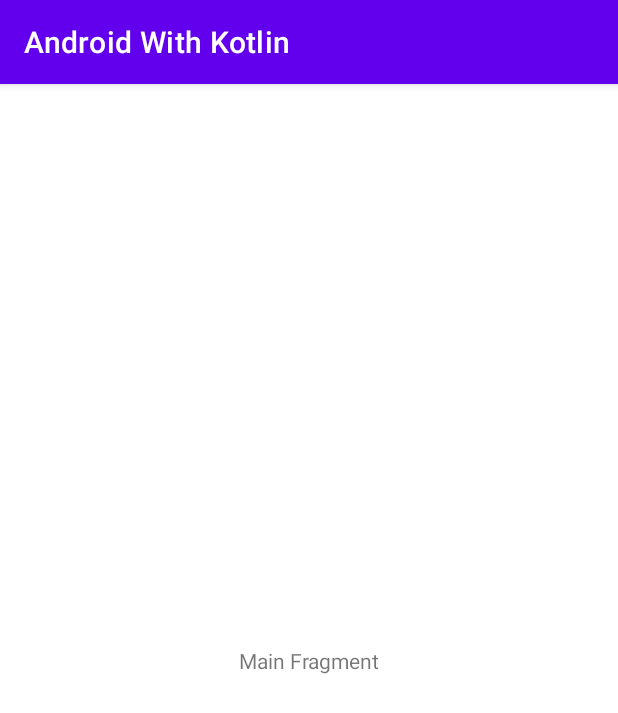
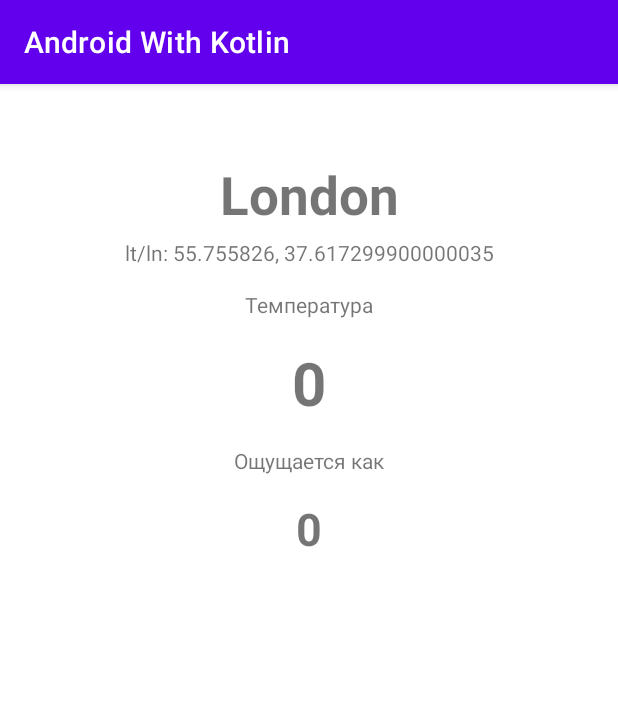
Before and after one commit to Sherlockh99/lesson2, an Android app: the screen it shows after launch (MainActivity), on a phone screen of 412 x 824 dp. Shown: the top 713 px of the screen. Run offline under Robolectric (Android 15) with nearby library versions, the phone set to English and light mode, and no system bars.

Commit message:
lesson 2.4

```diff
--- /dev/null
+++ b/app/src/main/java/com/sherlock/gb/kotlin/lesson2/model/City.kt
@@ -0,0 +1,7 @@
+package com.sherlock.gb.kotlin.lesson2.model
+
+data class City(
+    val city: String,
+    val lat: Double,
+    val lon: Double
+)
--- /dev/null
+++ b/app/src/main/java/com/sherlock/gb/kotlin/lesson2/model/Repository.kt
@@ -0,0 +1,6 @@
+package com.sherlock.gb.kotlin.lesson2.model
+
+interface Repository {
+    fun getWeatherFromServer(): Weather
+    fun getWeatherFromLocalStorage(): Weather
+}
--- /dev/null
+++ b/app/src/main/java/com/sherlock/gb/kotlin/lesson2/model/RepositoryImpl.kt
@@ -0,0 +1,11 @@
+package com.sherlock.gb.kotlin.lesson2.model
+
+class RepositoryImpl : Repository {
+
+    override fun getWeatherFromServer(): Weather {
+        return Weather()
+    }
+    override fun getWeatherFromLocalStorage(): Weather {
+        return Weather()
+    }
+}
--- /dev/null
+++ b/app/src/main/java/com/sherlock/gb/kotlin/lesson2/model/Weather.kt
@@ -0,0 +1,9 @@
+package com.sherlock.gb.kotlin.lesson2.model
+
+data class Weather(
+    val city: City = getDefaultCity(),
+    val temperature: Int = 0,
+    val feelsLike: Int = 0
+)
+
+fun getDefaultCity() = City("London", 55.755826, 37.617299900000035)
--- a/app/src/main/java/com/sherlock/gb/kotlin/lesson2/view/MainFragment.kt
+++ b/app/src/main/java/com/sherlock/gb/kotlin/lesson2/view/MainFragment.kt
@@ -8,8 +8,10 @@ import android.view.View
 import android.view.ViewGroup
 import androidx.lifecycle.Observer
 import com.google.android.material.snackbar.Snackbar
+import com.sherlock.gb.kotlin.lesson2.R
 import com.sherlock.gb.kotlin.lesson2.viewmodel.AppState
 import com.sherlock.gb.kotlin.lesson2.databinding.FragmentMainBinding
+import com.sherlock.gb.kotlin.lesson2.model.Weather
 import com.sherlock.gb.kotlin.lesson2.viewmodel.MainViewModel
 
 class MainFragment : Fragment() {
@@ -76,8 +78,10 @@ class MainFragment : Fragment() {
         val mainView = binding.mainView
         when(appState){
             is AppState.Success->{
+                val weatherData = appState.weatherData
                 loadingLayout.visibility = View.GONE
-                Snackbar.make(mainView,"Sucess", Snackbar.LENGTH_LONG).show()
+                setData(weatherData)
+                //Snackbar.make(mainView,"Sucess", Snackbar.LENGTH_LONG).show()
             }
             is AppState.Loading -> {
                 loadingLayout.visibility = View.VISIBLE
@@ -96,6 +100,16 @@ class MainFragment : Fragment() {
 
     }
 
+    private fun setData(weatherData: Weather){
+        binding.cityName.text = weatherData.city.city
+        binding.cityCoordinates.text = String.format(
+            getString(R.string.city_coordinates),
+            weatherData.city.lat.toString(),
+            weatherData.city.lon.toString()
+        )
+        binding.temperatureValue.text = weatherData.temperature.toString()
+        binding.feelsLikeValue.text = weatherData.feelsLike.toString()
+    }
     override fun onDestroyView() {
         super.onDestroyView()
         _binding = null
--- a/app/src/main/java/com/sherlock/gb/kotlin/lesson2/viewmodel/AppState.kt
+++ b/app/src/main/java/com/sherlock/gb/kotlin/lesson2/viewmodel/AppState.kt
@@ -1,7 +1,9 @@
 package com.sherlock.gb.kotlin.lesson2.viewmodel
 
+import com.sherlock.gb.kotlin.lesson2.model.Weather
+
 sealed class AppState {
-    data class Success(val weatherData: Any) : AppState()
+    data class Success(val weatherData: Weather) : AppState()
     data class Error(val error: Throwable) : AppState()
     object Loading : AppState()
 }
--- a/app/src/main/java/com/sherlock/gb/kotlin/lesson2/viewmodel/MainViewModel.kt
+++ b/app/src/main/java/com/sherlock/gb/kotlin/lesson2/viewmodel/MainViewModel.kt
@@ -3,26 +3,23 @@ package com.sherlock.gb.kotlin.lesson2.viewmodel
 import androidx.lifecycle.LiveData
 import androidx.lifecycle.MutableLiveData
 import androidx.lifecycle.ViewModel
+import com.sherlock.gb.kotlin.lesson2.model.Repository
+import com.sherlock.gb.kotlin.lesson2.model.RepositoryImpl
 import com.sherlock.gb.kotlin.lesson2.viewmodel.AppState
 import java.lang.Thread.sleep
 
 class MainViewModel(
-    private val liveDataToObserve: MutableLiveData<AppState> = MutableLiveData()) : ViewModel() {
+    private val liveDataToObserve: MutableLiveData<AppState> = MutableLiveData(),
+    private val repositoryImpl: Repository = RepositoryImpl()
+) : ViewModel() {
 
     fun getLiveData() = liveDataToObserve
+    fun getWeatherFromLocalSource() = getDataFromLocalSource()
+    fun getWeatherFromRemoteSource() = getDataFromLocalSource()
     fun getWeather() = getDataFromLocalSource()
 
-    fun getData(): LiveData<AppState> {
-        /**
-         * Добавим метод getDataFromLocalSource, который имитирует запрос к БД
-         * или ещё какому-то источнику данных в приложении.
-         */
-        getDataFromLocalSource()
-        return liveDataToObserve
-    }
-
     private fun getDataFromLocalSource() {
-        //liveDataToObserve.value = AppState.Loading
+        liveDataToObserve.value = AppState.Loading
         /**
          * Запрос осуществляется асинхронно в отдельном потоке. Как только
          * поток «просыпается», передаём в нашу LiveData какие-то данные через метод postValue.
@@ -30,7 +27,8 @@ class MainViewModel(
          */
         Thread {
             sleep(2000)
-            liveDataToObserve.postValue(AppState.Success(Any()))
+            liveDataToObserve.postValue(
+                AppState.Success(repositoryImpl.getWeatherFromLocalStorage()))
         }.start()
     }
 }
--- a/app/src/main/res/layout/fragment_main.xml
+++ b/app/src/main/res/layout/fragment_main.xml
@@ -4,20 +4,80 @@
     xmlns:tools="http://schemas.android.com/tools"
     android:layout_width="match_parent"
     android:layout_height="match_parent">
+
     <androidx.constraintlayout.widget.ConstraintLayout
         android:id="@+id/mainView"
         android:layout_width="match_parent"
         android:layout_height="match_parent">
+
         <TextView
-            android:id="@+id/message"
+            android:id="@+id/cityName"
             android:layout_width="wrap_content"
             android:layout_height="wrap_content"
-            android:text="@string/mainfragment"
-            app:layout_constraintBottom_toBottomOf="parent"
+            android:layout_marginTop="@dimen/city_name_margin_top"
+            android:textSize="35sp"
+            android:textStyle="bold"
             app:layout_constraintEnd_toEndOf="parent"
             app:layout_constraintStart_toStartOf="parent"
-            app:layout_constraintTop_toTopOf="parent" />
+            app:layout_constraintTop_toTopOf="parent"
+            tools:text="London" />
+
+        <TextView
+            android:id="@+id/cityCoordinates"
+            android:layout_width="wrap_content"
+            android:layout_height="wrap_content"
+            android:layout_marginTop="5dp"
+            app:layout_constraintEnd_toEndOf="parent"
+            app:layout_constraintStart_toStartOf="parent"
+            app:layout_constraintTop_toBottomOf="@+id/cityName"
+            tools:text="lt/ln: 55.755826, 37.617299900000035" />
+
+        <TextView
+            android:id="@+id/temperatureLabel"
+            android:layout_width="wrap_content"
+            android:layout_height="wrap_content"
+            android:layout_marginTop="@dimen/margin_15_dp"
+            android:text="@string/temperature_label"
+            app:layout_constraintEnd_toEndOf="parent"
+            app:layout_constraintStart_toStartOf="parent"
+            app:layout_constraintTop_toBottomOf="@+id/cityCoordinates" />
+
+        <TextView
+            android:id="@+id/temperatureValue"
+            android:layout_width="wrap_content"
+            android:layout_height="wrap_content"
+            android:layout_marginTop="@dimen/margin_15_dp"
+            android:textSize="@dimen/temperature_value_text_size"
+            android:textStyle="bold"
+            app:layout_constraintEnd_toEndOf="parent"
+            app:layout_constraintStart_toStartOf="parent"
+            app:layout_constraintTop_toBottomOf="@+id/temperatureLabel"
+            tools:text="+15" />
+
+        <TextView
+            android:id="@+id/feelsLikeLabel"
+            android:layout_width="wrap_content"
+            android:layout_height="wrap_content"
+            android:layout_marginTop="@dimen/margin_15_dp"
+            android:text="@string/feels_like_label"
+            app:layout_constraintEnd_toEndOf="parent"
+            app:layout_constraintStart_toStartOf="parent"
+            app:layout_constraintTop_toBottomOf="@+id/temperatureValue" />
+
+        <TextView
+            android:id="@+id/feelsLikeValue"
+            android:layout_width="wrap_content"
+            android:layout_height="wrap_content"
+            android:layout_marginTop="@dimen/margin_15_dp"
+            android:textSize="@dimen/feels_like_text_size"
+            android:textStyle="bold"
+            app:layout_constraintEnd_toEndOf="parent"
+            app:layout_constraintStart_toStartOf="parent"
+            app:layout_constraintTop_toBottomOf="@+id/feelsLikeLabel"
+            tools:text="-23" />
+
     </androidx.constraintlayout.widget.ConstraintLayout>
+
     <FrameLayout
         android:id="@+id/loadingLayout"
         android:layout_width="match_parent"
@@ -25,6 +85,7 @@
         android:background="@color/loadingBackground"
         android:visibility="gone"
         tools:visibility="visible">
+
         <ProgressBar
             style="?android:attr/progressBarStyleLarge"
             android:layout_width="wrap_content"
```
